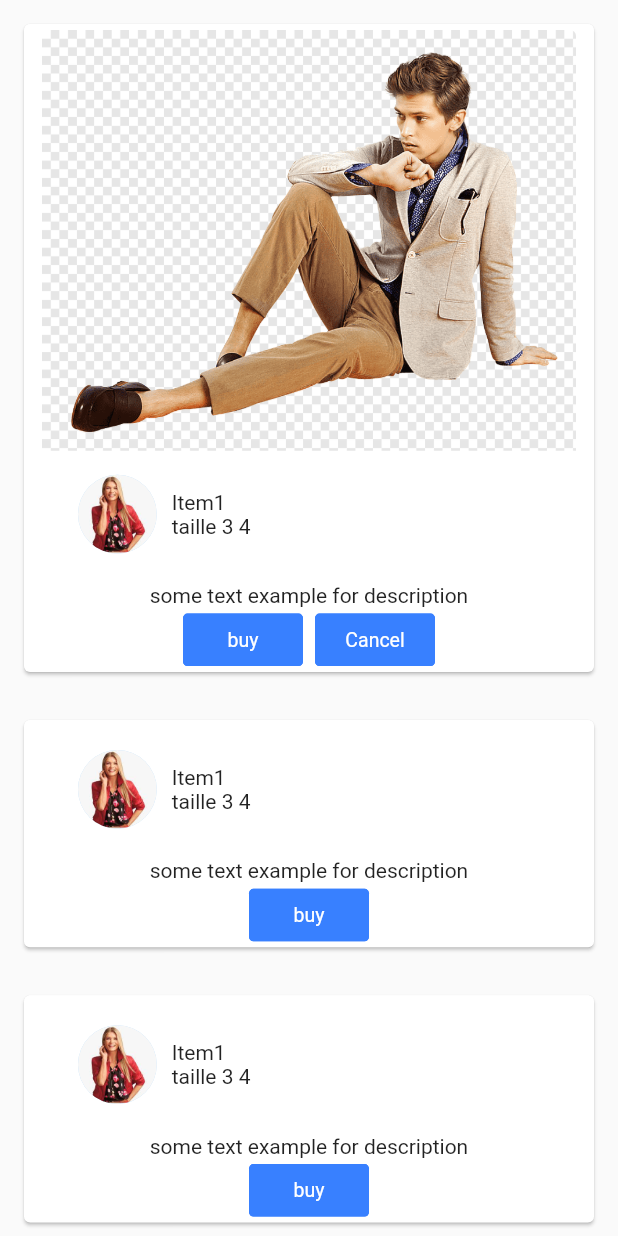
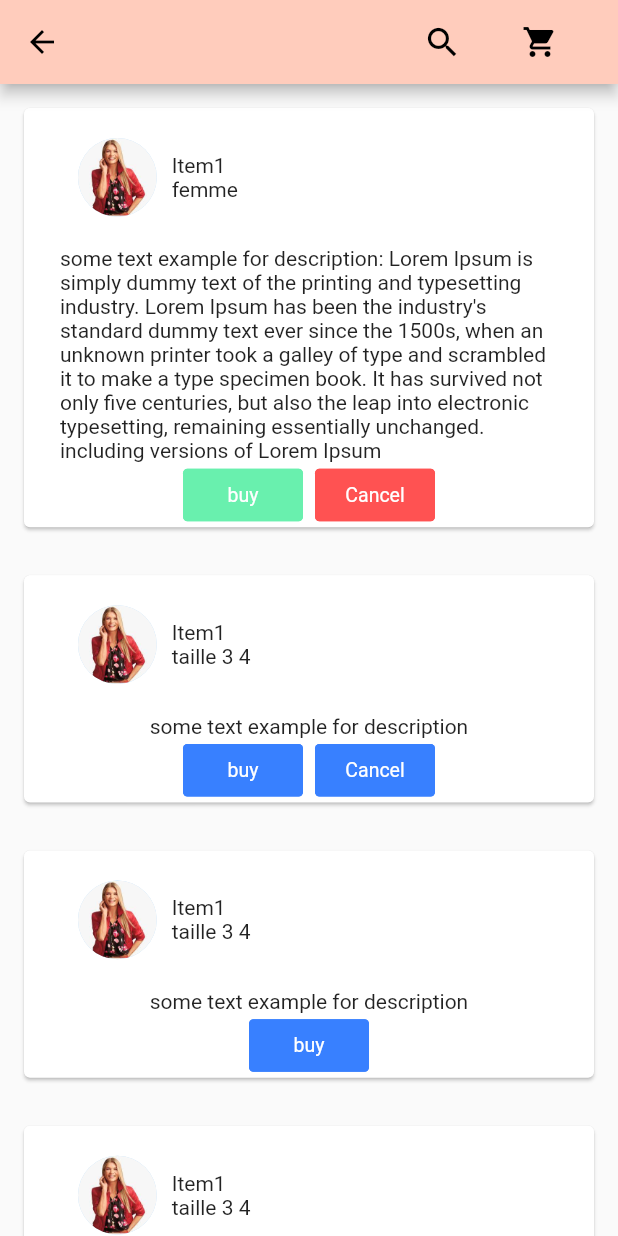
Before and after one commit to insafmechergui/shopLand, a Flutter app: the Collection screen opened directly, on a phone screen of 412 x 824 dp. Run offline on Flutter 3.47's test engine with Material 2 defaults, Android fonts, the light colour scheme and no system bars; drawn by our look-alikes of getwidget.

Commit message:
updating cards

```diff
--- a/lib/collection.dart
+++ b/lib/collection.dart
@@ -1,23 +1,62 @@
 import 'package:flutter/material.dart';
 import 'package:getwidget/getwidget.dart';
+import 'appBar.dart';
 
 class Collection extends StatefulWidget {
   const Collection({Key? key}) : super(key: key);
 
   @override
   _CollectionState createState() => _CollectionState();
+
 }
+
 
 class _CollectionState extends State<Collection> {
   @override
-
   Widget build(BuildContext context) {
-    return ListView(children: [
+    return Scaffold(
+        appBar: BaseAppBar(),
+        body: ListView(children: [
           Wrap(
             children: [
               GFCard(
-            boxFit: BoxFit.cover,
-            image: Image.asset('assets/images/fashion.png'),
+                title: GFListTile(
+                  avatar: GFAvatar(
+                    backgroundImage: AssetImage('assets/images/women.png'),
+                  ),
+                  title: Text('Item1'),
+                  subTitle: Text('femme'),
+                ),
+                content: Text('some text example for description:'
+                    ' Lorem Ipsum is simply dummy text of the printing '
+                    'and typesetting industry. Lorem Ipsum has been the '
+                    'industry\'s standard dummy text ever since the 1500s,'
+                    ' when an unknown printer took a galley of type and '
+                    'scrambled it to make a type specimen book. '
+                    'It has survived not only five centuries,'
+                    ' but also the leap into electronic typesetting, '
+                    'remaining essentially unchanged. '
+                    'including versions of Lorem Ipsum'),
+                buttonBar: GFButtonBar(
+                  children: [
+                    GFButton(
+                      onPressed: () {
+                        print('Added to the cart');
+                      },
+                      color: Colors.greenAccent,
+                      text: 'buy',
+                    ),
+                    GFButton(
+                      onPressed: () {
+                        print('Canceled');
+                      },
+                      color: Colors.redAccent,
+                      text: 'Cancel',
+                    ),
+                  ],
+                ),
+              ),
+              GFCard(
                 title: GFListTile(
                   avatar: GFAvatar(
                     backgroundImage: AssetImage('assets/images/women.png'),
@@ -37,7 +76,6 @@ class _CollectionState extends State<Collection> {
                     GFButton(
                       onPressed: () {
                         print('Canceled');
-
                       },
                       text: 'Cancel',
                     ),
@@ -74,7 +112,9 @@ class _CollectionState extends State<Collection> {
                 buttonBar: GFButtonBar(
                   children: [
                     GFButton(
-                  onPressed: () {},
+                      onPressed: () {
+                        showAlertDialog(context);
+                      },
                       text: 'buy',
                     )
                   ],
@@ -82,6 +122,31 @@ class _CollectionState extends State<Collection> {
               )
             ],
           )
-    ]);
+        ]));
+  }
+
+  showAlertDialog(BuildContext context) {
+    // Create button
+    Widget okButton = FlatButton(
+      child: Text("OK"),
+      onPressed: () {
+        Navigator.of(context).pop();
+      },
+    );
+
+    // Create AlertDialog
+    AlertDialog alert = AlertDialog(
+
+      content: Text("Item added to the cart."),
+
+    );
+
+    // show the dialog
+    showDialog(
+      context: context,
+      builder: (BuildContext context) {
+        return alert;
+      },
+    );
   }
 }
--- a/pubspec.yaml
+++ b/pubspec.yaml
@@ -24,6 +24,7 @@ dependencies:
   flutter:
     sdk: flutter
   getwidget: ^2.0.4
+
 
   # The following adds the Cupertino Icons font to your application.
   # Use with the CupertinoIcons class for iOS style icons.
```
Lines whose indentation alone changed are shown as unchanged.
